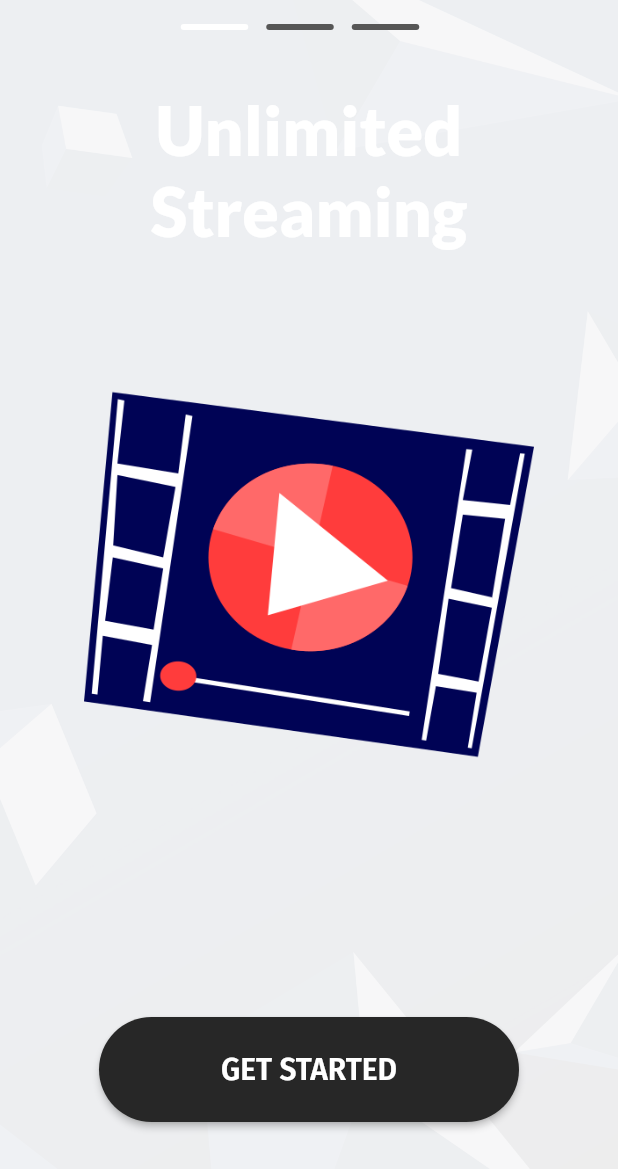
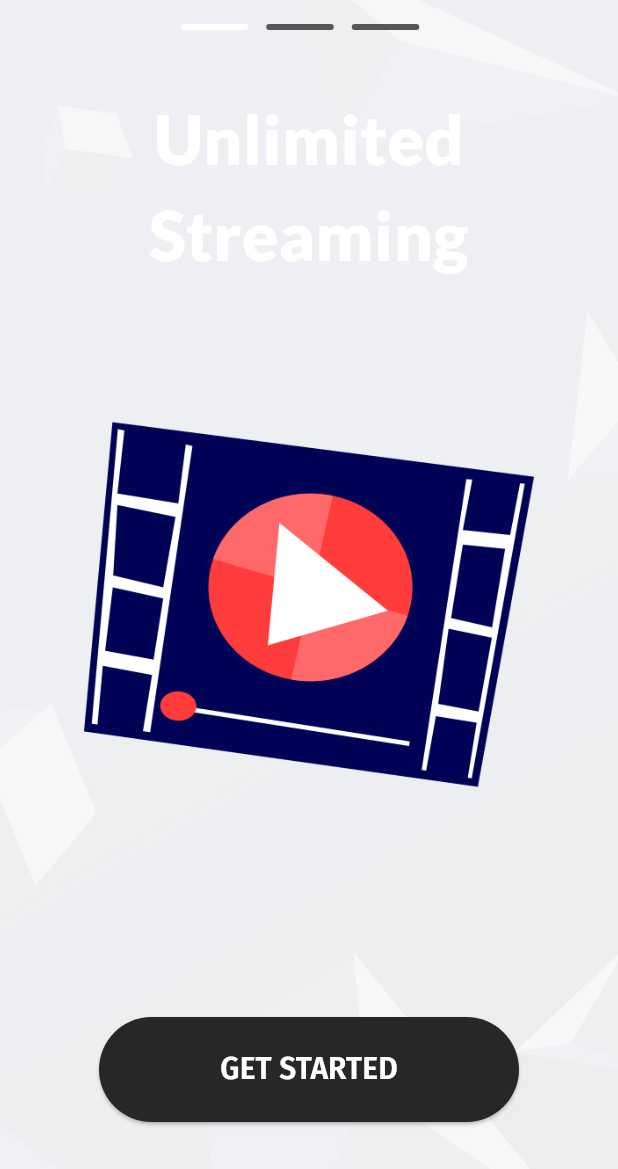
Before and after one commit to Mufiidz/pilema6, a Flutter app: the screen it shows after launch, on a phone screen of 412 x 824 dp. Shown: the top 1169 px of the screen. Run offline on Flutter 3.47's test engine with Material 2 defaults, Android fonts, the phone set to English and light mode, and no system bars; our stand-ins replace dart_mappable, dio, envied, get_it, google_fonts, injectable and 2 more; generated files the repository leaves out were written again.

Commit message:
update main.dart

```diff
--- a/lib/main.dart
+++ b/lib/main.dart
@@ -5,9 +5,18 @@ import './screens/onboarding/onboarding_screen.dart';
 
 void main() async {
   setupDI();
-  runApp(
-    const MaterialApp(
-      home: OnBoardingScreen(),
-    ),
-  );
+  runApp(const MainApp());
 }
+
+class MainApp extends StatelessWidget {
+  const MainApp({Key? key}) : super(key: key);
+
+  @override
+  Widget build(BuildContext context) {
+    return MaterialApp(
+      title: 'PilemA6',
+      theme: ThemeData(useMaterial3: true),
+      home: const OnBoardingScreen(),
+    );
+  }
+}
```
